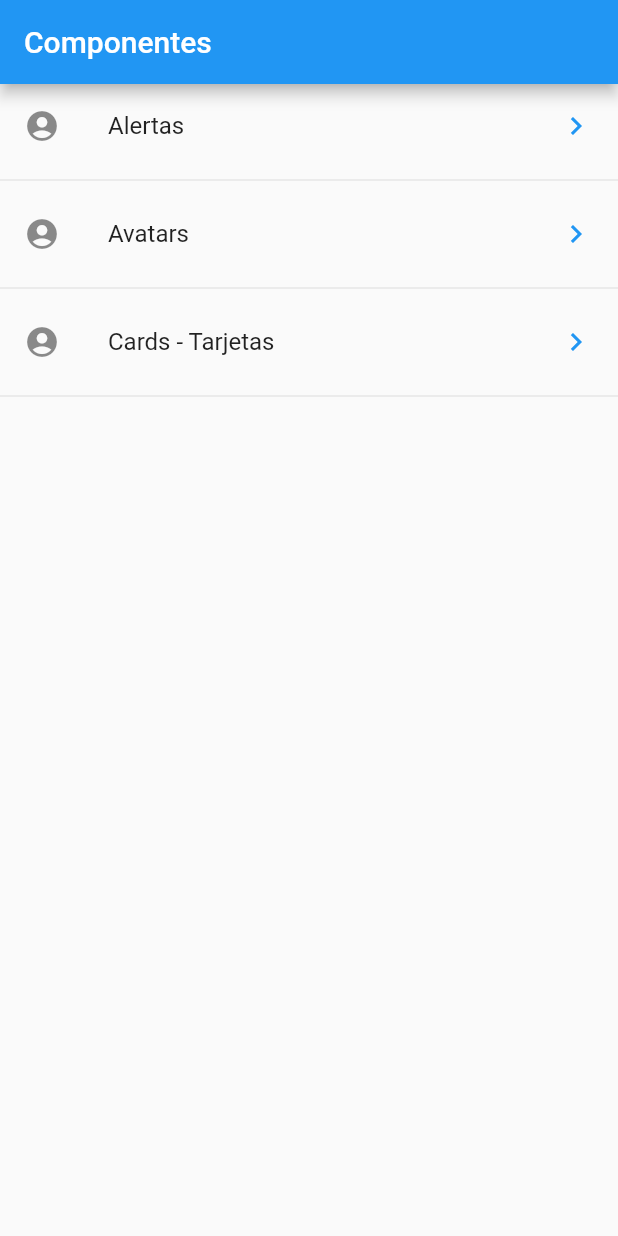
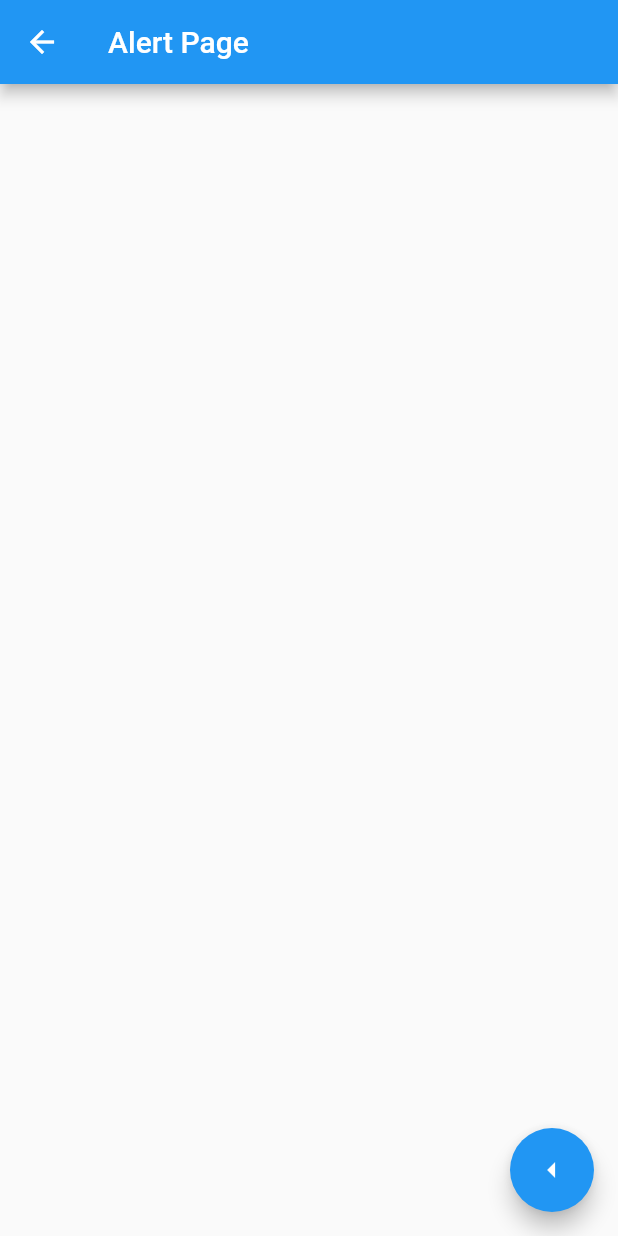
Before and after one commit to eddieware/componentes, a Flutter app: the screen it shows after launch, after a tap on "Alertas", on a phone screen of 412 x 824 dp. Run offline on Flutter 3.47's test engine with Material 2 defaults, Android fonts, the phone set to English and light mode, and no system bars.

Commit message:
navigation, button back

```diff
--- /dev/null
+++ b/lib/src/pages/alert_page.dart
@@ -0,0 +1,18 @@
+import 'package:flutter/material.dart';
+
+class AlertPage extends StatelessWidget {
+  @override
+  Widget build(BuildContext context) {
+    return Scaffold(
+      appBar: AppBar(
+        title: Text('Alert Page'),
+      ),
+      floatingActionButton: FloatingActionButton(
+        child:Icon(Icons.arrow_left),
+        onPressed: (){
+          Navigator.pop(context);
+        },
+        ),
+    );
+  }
+}
--- a/lib/src/pages/home_page.dart
+++ b/lib/src/pages/home_page.dart
@@ -1,4 +1,8 @@
+
+
+import 'package:componentes/src/pages/alert_page.dart';
 import 'package:componentes/src/providers/menu_provider.dart';
+import 'package:componentes/src/utils/icono_string_util.dart';
 import 'package:flutter/material.dart';
 
 class HomePage extends StatelessWidget {
@@ -24,11 +28,9 @@ class HomePage extends StatelessWidget {
        // el builder se disparara en alguna de sus tres etapas
        // el builder debe regresar un widget creado con la info del future
 
-       print('here2');
-         print(snapshot.data);
 
         return ListView(
-        children: _listaItems(snapshot.data), // aqui se envia la lista dinamica a _listaItems
+        children: _listaItems(snapshot.data, context), // aqui se envia la lista dinamica a _listaItems
         );
 
 
@@ -39,7 +41,7 @@ class HomePage extends StatelessWidget {
 
  }
 
-  List<Widget>_listaItems(List<dynamic> data) {
+  List<Widget>_listaItems(List<dynamic> data, BuildContext context) {
 
     final List<Widget> opciones =[];
 
@@ -47,10 +49,17 @@ class HomePage extends StatelessWidget {
 
       final widgetnTemp = ListTile(
         title:Text(opt['texto']) , // para apuntar a las llaves texto de cada elemento del json
-        leading: Icon(Icons.account_circle),
+        leading: getIcon(opt['icon']),
         trailing: Icon(Icons.keyboard_arrow_right, color: Colors.blue),
+        // Navegacion
+        onTap: (){
 
-        onTap: (){
+          final route = MaterialPageRoute(
+            builder: (context)=>AlertPage()
+
+            );
+
+          Navigator.push(context, route);
 
 
         },
--- /dev/null
+++ b/lib/src/utils/icono_string_util.dart
@@ -0,0 +1,13 @@
+import 'package:flutter/material.dart';
+
+final _icons =< String, IconData> {
+
+  'add_alert'     : Icons.add_alert,
+  'accessibility' : Icons.accessibility,
+  'folder_open'   : Icons.folder_open,
+
+};
+
+Icon getIcon(String nombreIcono){
+  return Icon(_icons[nombreIcono], color: Colors.blue);
+}
```
Also changed, not shown: lib/src/pages/avatar_page.dart (added, +12 -0 lines).
